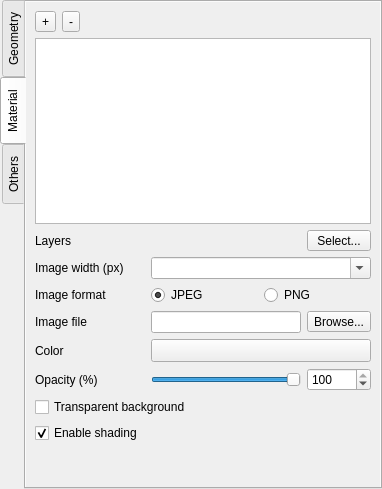
minorua/Qgis2threejs, file gui/ui/demproperties.ui: the form before one commit.
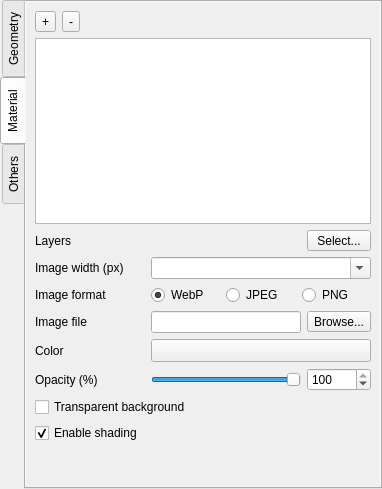
The form after the commit. The open tabs and pages were chosen to show the change. Custom widgets are drawn as their Qt base class.

Diff of the .ui file:
```diff
--- a/gui/ui/demproperties.ui
+++ b/gui/ui/demproperties.ui
@@ -408,7 +408,7 @@
            <rect>
             <x>0</x>
             <y>0</y>
-            <width>357</width>
+            <width>352</width>
             <height>483</height>
            </rect>
           </property>
@@ -613,23 +613,30 @@
              </item>
              <item row="3" column="1" colspan="2">
               <layout class="QGridLayout" name="gridLayout_2">
-               <item row="0" column="1">
-                <widget class="QRadioButton" name="radioButton_PNG">
-                 <property name="text">
-                  <string>PNG</string>
-                 </property>
-                </widget>
-               </item>
                <item row="0" column="0">
-                <widget class="QRadioButton" name="radioButton_JPEG">
+                <widget class="QRadioButton" name="radioButton_WebP">
                  <property name="text">
-                  <string>JPEG</string>
+                  <string>WebP</string>
                  </property>
                  <property name="checked">
                   <bool>true</bool>
                  </property>
                 </widget>
                </item>
+               <item row="0" column="1">
+                <widget class="QRadioButton" name="radioButton_JPEG">
+                 <property name="text">
+                  <string>JPEG</string>
+                 </property>
+                </widget>
+               </item>
+               <item row="0" column="2">
+                <widget class="QRadioButton" name="radioButton_PNG">
+                 <property name="text">
+                  <string>PNG</string>
+                 </property>
+                </widget>
+               </item>
               </layout>
              </item>
             </layout>
```
Left out of the diff: 34 changed lines with no effect on the pictures.
